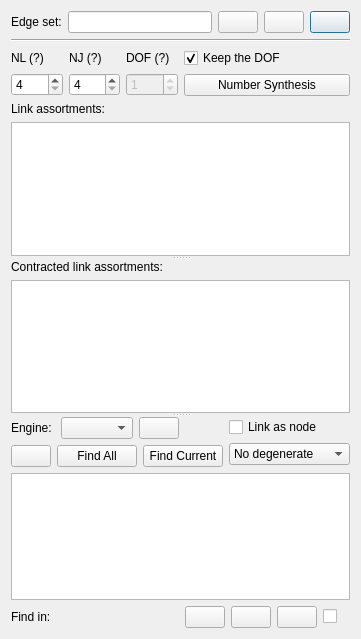
KmolYuan/Pyslvs-UI, file core/synthesis/structure_synthesis/structure_widget.ui: the form before one commit.
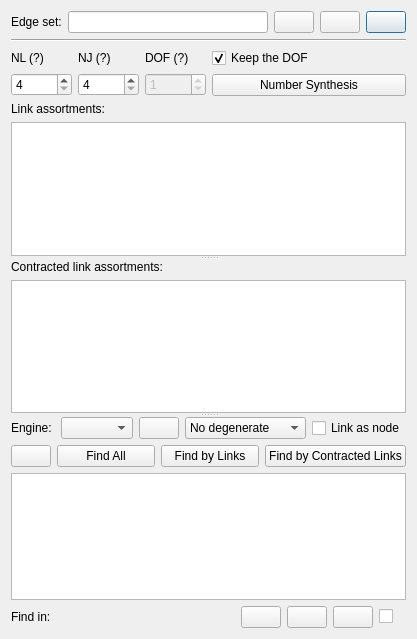
The form after the commit. Icons and pictures are not drawn.

Commit message: Add "Find by links" and "Find by contracted links" buttons.

What changed in the file:
```diff
--- a/core/synthesis/structure_synthesis/structure_widget.ui
+++ b/core/synthesis/structure_synthesis/structure_widget.ui
@@ -6,7 +6,7 @@
    <rect>
     <x>0</x>
     <y>0</y>
-    <width>339</width>
+    <width>397</width>
     <height>639</height>
    </rect>
   </property>
@@ -276,6 +276,44 @@
                </property>
               </spacer>
              </item>
+             <item>
+              <widget class="QComboBox" name="graph_degenerate">
+               <property name="sizePolicy">
+                <sizepolicy hsizetype="Minimum" vsizetype="Fixed">
+                 <horstretch>0</horstretch>
+                 <verstretch>0</verstretch>
+                </sizepolicy>
+               </property>
+               <property name="currentIndex">
+                <number>1</number>
+               </property>
+               <item>
+                <property name="text">
+                 <string>Only degenerate</string>
+                </property>
+               </item>
+               <item>
+                <property name="text">
+                 <string>No degenerate</string>
+                </property>
+               </item>
+               <item>
+                <property name="text">
+                 <string>All</string>
+                </property>
+               </item>
+              </widget>
+             </item>
+             <item>
+              <widget class="QCheckBox" name="graph_link_as_node">
+               <property name="statusTip">
+                <string>Show the edges as nodes.</string>
+               </property>
+               <property name="text">
+                <string>Link as node</string>
+               </property>
+              </widget>
+             </item>
             </layout>
            </item>
            <item>
@@ -313,13 +351,20 @@
                </property>
               </widget>
              </item>
+             <item>
+              <widget class="QPushButton" name="structure_synthesis_links_button">
+               <property name="text">
+                <string>Find by Links</string>
+               </property>
+              </widget>
+             </item>
              <item>
               <widget class="QPushButton" name="structure_synthesis_button">
                <property name="statusTip">
                 <string>Find the structure of mechanism from specified numbers.</string>
                </property>
                <property name="text">
-                <string>Find Current</string>
+                <string>Find by Contracted Links</string>
                </property>
                <property name="autoDefault">
                 <bool>true</bool>
@@ -330,48 +375,6 @@
            </item>
           </layout>
          </item>
-         <item>
-          <layout class="QVBoxLayout" name="verticalLayout">
-           <item>
-            <widget class="QCheckBox" name="graph_link_as_node">
-             <property name="statusTip">
-              <string>Show the edges as nodes.</string>
-             </property>
-             <property name="text">
-              <string>Link as node</string>
-             </property>
-            </widget>
-           </item>
-           <item>
-            <widget class="QComboBox" name="graph_degenerate">
-             <property name="sizePolicy">
-              <sizepolicy hsizetype="Minimum" vsizetype="Fixed">
-               <horstretch>0</horstretch>
-               <verstretch>0</verstretch>
-              </sizepolicy>
-             </property>
-             <property name="currentIndex">
-              <number>1</number>
-             </property>
-             <item>
-              <property name="text">
-               <string>Only degenerate</string>
-              </property>
-             </item>
-             <item>
-              <property name="text">
-               <string>No degenerate</string>
-              </property>
-             </item>
-             <item>
-              <property name="text">
-               <string>All</string>
-              </property>
-             </item>
-            </widget>
-           </item>
-          </layout>
-         </item>
         </layout>
        </item>
        <item>
```
The commit also changes 3 other files.
